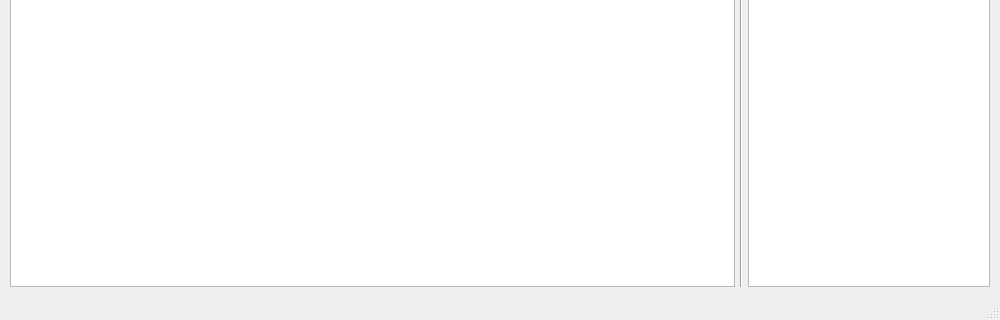
usual-one/CSVViewer, file mainwindow.ui: the form before one commit; both pictures show x 0 to 1000 and y 280 to 600 of the 1000 by 600 pixel window.
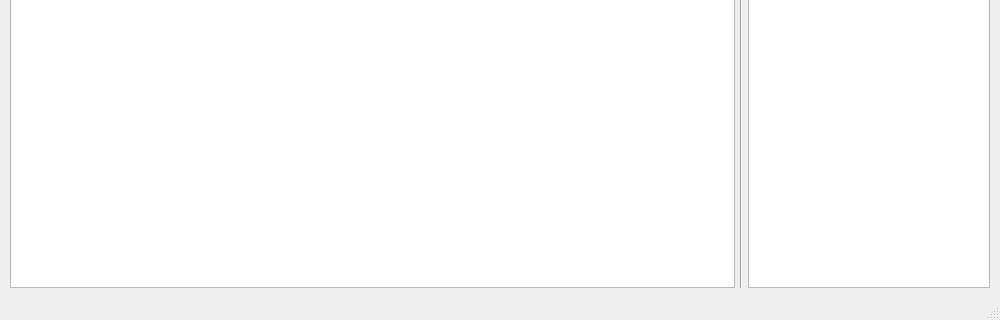
The form after the commit.

Commit message: logics errors fixed & status bar error fixed

What changed in the file:
```diff
--- a/mainwindow.ui
+++ b/mainwindow.ui
@@ -597,7 +597,13 @@
     </item>
    </layout>
   </widget>
-  <widget class="QStatusBar" name="statusBar"/>
+  <widget class="QStatusBar" name="statusBar">
+   <property name="font">
+    <font>
+     <pointsize>10</pointsize>
+    </font>
+   </property>
+  </widget>
  </widget>
  <resources/>
  <connections/>
```
The commit also changes 2 other files.
